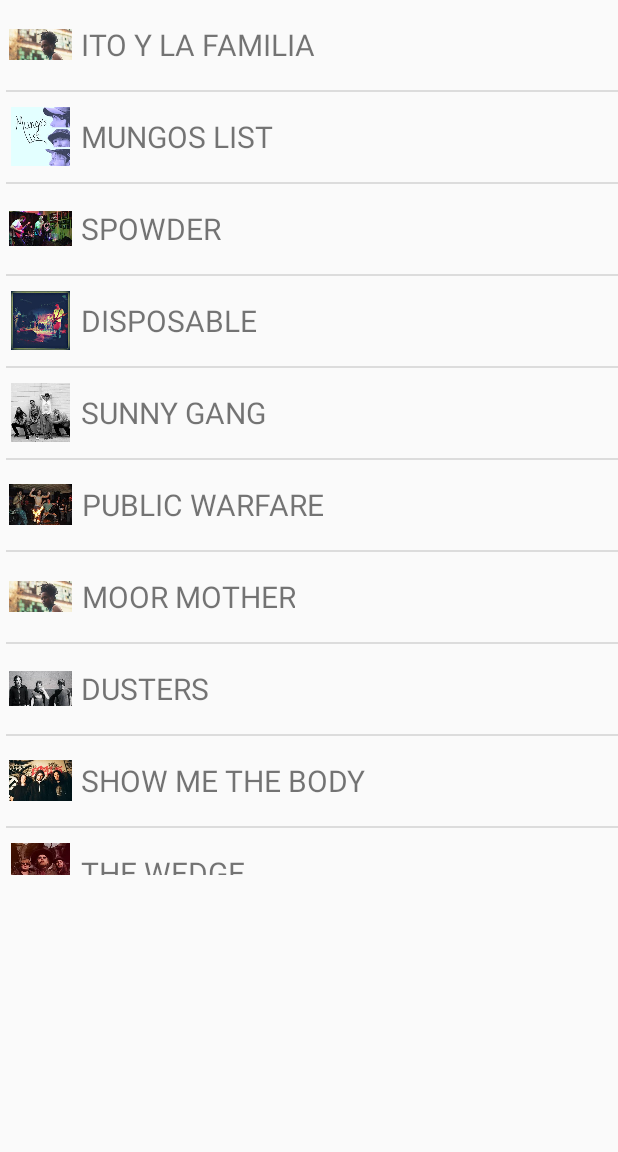
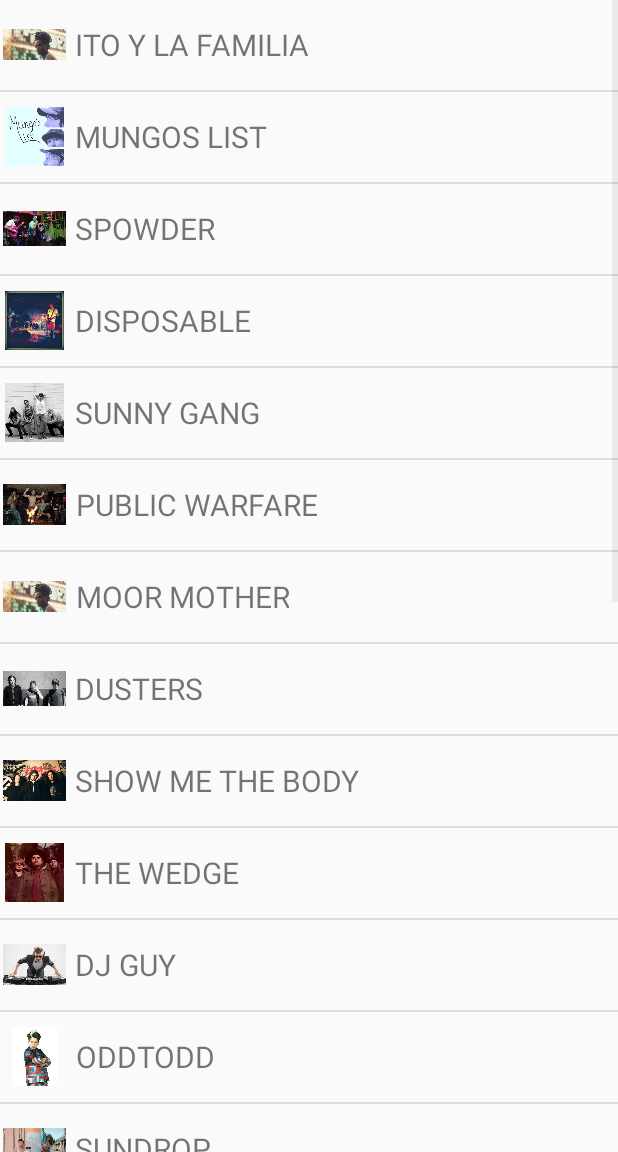
Before and after one commit to rbaro456/Madliberation-Android, an Android app: the ArtistsActivity screen opened directly, with no data from a screen before it, on a phone screen of 412 x 824 dp, the part 84-1236 px from its top. Run offline under Robolectric (Android 15) with nearby library versions, the phone set to English and light mode, and no system bars.

Commit message:
Adjusted the image size in schedule and artist list. Need to still make some more adjustments. Made small adjustment on artist list view to better display list items

```diff
--- a/app/src/main/res/layout/activity_artist_info.xml
+++ b/app/src/main/res/layout/activity_artist_info.xml
@@ -15,7 +15,8 @@
         android:id="@+id/artist_info_image"
         android:layout_width="match_parent"
         android:layout_height="194dp"
-        android:scaleType="fitXY" />
+        android:scaleType="centerCrop"
+        android:src="@drawable/mintyiv" />
 
 
     <android.support.design.widget.TabLayout
--- a/app/src/main/res/layout/activity_artists.xml
+++ b/app/src/main/res/layout/activity_artists.xml
@@ -1,10 +1,8 @@
 <?xml version="1.0" encoding="utf-8"?>
-<android.support.constraint.ConstraintLayout xmlns:android="http://schemas.android.com/apk/res/android"
-    xmlns:app="http://schemas.android.com/apk/res-auto"
-    xmlns:tools="http://schemas.android.com/tools"
+<LinearLayout xmlns:android="http://schemas.android.com/apk/res/android"
     android:layout_width="match_parent"
     android:layout_height="match_parent"
-    tools:context=".ArtistsPage.ArtistsActivity">
+    android:orientation="vertical" >
 
     <include layout = "@layout/app_bar"
         android:id = "@+id/app_bar">
@@ -12,14 +10,6 @@
 
     <ListView
         android:id="@+id/artists"
-        android:layout_width="427dp"
-        android:layout_height="583dp"
-        android:layout_marginStart="8dp"
-        android:layout_marginLeft="8dp"
-        android:layout_marginEnd="8dp"
-        android:layout_marginRight="8dp"
-        app:layout_constraintEnd_toEndOf="parent"
-        app:layout_constraintHorizontal_bias="0.135"
-        app:layout_constraintStart_toStartOf="parent"
-        app:layout_constraintTop_toBottomOf="@+id/app_bar" />
-</android.support.constraint.ConstraintLayout>
+        android:layout_width="match_parent"
+        android:layout_height="wrap_content" />
+</LinearLayout>
--- a/app/src/main/res/layout/artist_schedule_item.xml
+++ b/app/src/main/res/layout/artist_schedule_item.xml
@@ -19,6 +19,7 @@
             android:paddingStart="2dp"
             android:layout_gravity="center"
             android:contentDescription="@string/artist_image"
+            android:scaleType="fitXY"
             android:src="@drawable/moor" />
 
         <TextView
```
Also changed, not shown: app/src/main/java/com/madliberationfestival/robertbarbaro/madliberation/ArtistInfoPage/ArtistInfo.java (+13 -1 lines), app/src/main/res/drawable/mintyiv.jpg (added), app/src/main/res/drawable/odd_todd.jpg (added), app/src/main/res/drawable/tester.jpg (added), app/src/main/res/drawable/tester2.jpg (added).
